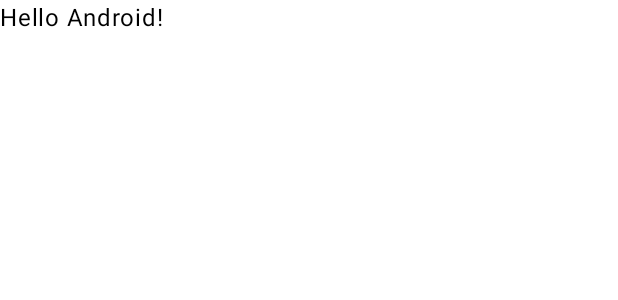
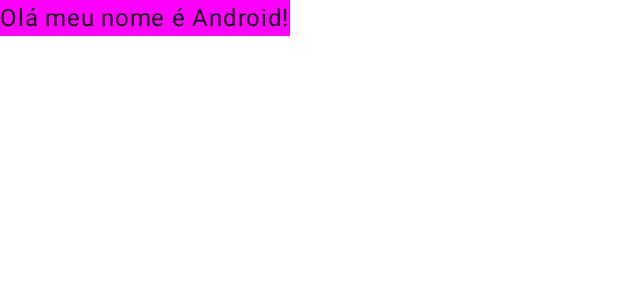
Before and after one commit to sinngjpeg/codelab-hello-world, an Android app built with Jetpack Compose: the @Preview function GreetingPreview, on a phone screen of 412 x 824 dp. Shown: the top 300 px of the screen. Run offline under Robolectric (Android 15) with nearby library versions, the phone set to English and light mode, and no system bars.

Commit message:
add new color to conteiner

```diff
--- a/HelloWorld/app/src/main/java/com/example/helloworld/MainActivity.kt
+++ b/HelloWorld/app/src/main/java/com/example/helloworld/MainActivity.kt
@@ -9,6 +9,7 @@ import androidx.compose.material3.Surface
 import androidx.compose.material3.Text
 import androidx.compose.runtime.Composable
 import androidx.compose.ui.Modifier
+import androidx.compose.ui.graphics.Color
 import androidx.compose.ui.tooling.preview.Preview
 import com.example.helloworld.ui.theme.HelloWorldTheme
 
@@ -22,7 +23,7 @@ class MainActivity : ComponentActivity() {
                     modifier = Modifier.fillMaxSize(),
                     color = MaterialTheme.colorScheme.background
                 ) {
-                    Greeting("Android")
+                    Greeting("Ingrid")
                 }
             }
         }
@@ -31,10 +32,12 @@ class MainActivity : ComponentActivity() {
 
 @Composable
 fun Greeting(name: String, modifier: Modifier = Modifier) {
-    Text(
-        text = "Hello $name!",
-        modifier = modifier
-    )
+    Surface(color = Color.Magenta) {
+        Text(
+            text = "Olá meu nome é $name!",
+            modifier = modifier
+        )
+    }
 }
 
 @Preview(showBackground = true)
```
